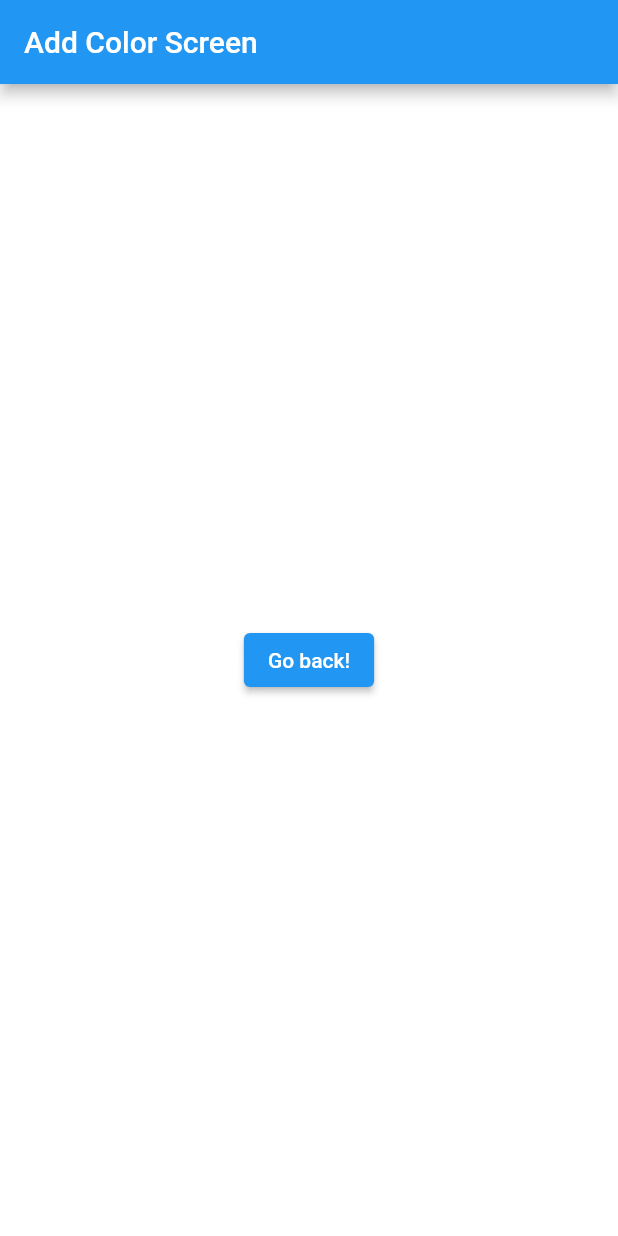
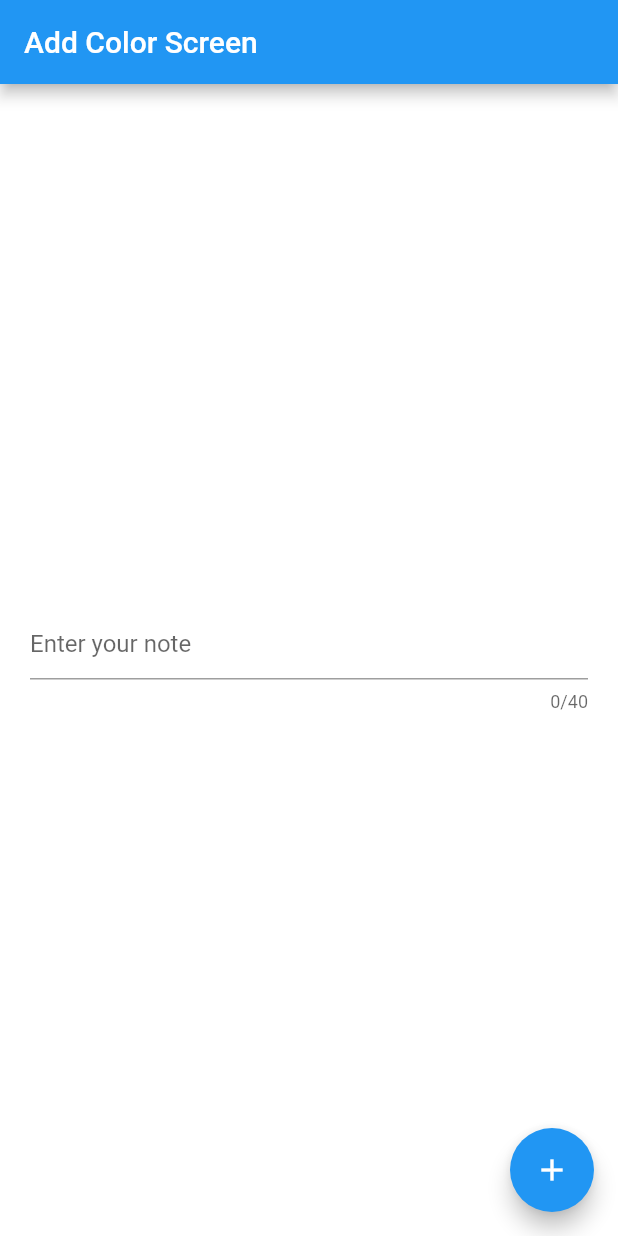
Before and after one commit to yplog/kutimo, a Flutter app: the screen it shows after launch, on a phone screen of 412 x 824 dp. Run offline on Flutter 3.47's test engine with Material 2 defaults, Android fonts, the phone set to English and light mode, and no system bars; our stand-ins replace hive, hive_flutter; accounts and stored records are empty.

Commit message:
add_color_screen textfield

```diff
--- a/lib/screens/add_color_screen.dart
+++ b/lib/screens/add_color_screen.dart
@@ -1,7 +1,14 @@
 import 'package:flutter/material.dart';
 
-class AddColorScreen extends StatelessWidget {
+class AddColorScreen extends StatefulWidget {
   const AddColorScreen({Key? key}) : super(key: key);
+
+  @override
+  State<AddColorScreen> createState() => _AddColorScreenState();
+}
+
+class _AddColorScreenState extends State<AddColorScreen> {
+  TextEditingController noteController = TextEditingController();
 
   @override
   Widget build(BuildContext context) {
@@ -10,13 +17,23 @@ class AddColorScreen extends StatelessWidget {
         title: const Text('Add Color Screen'),
       ),
       backgroundColor: const Color(0xffffffff),
-      body: Center(
-        child: ElevatedButton(
-          onPressed: () {
-            debugPrint('ihihi');
-          },
-          child: const Text('Go back!'),
+      body: Container(margin: const EdgeInsets.all(20), child: Center(
+        child: TextField(
+          textAlign: TextAlign.start,
+          maxLength: 40,
+          controller: noteController,
+          decoration: const InputDecoration(
+              hintText: 'Enter your note',
+          ),
         ),
+      ),),
+      floatingActionButton: FloatingActionButton(
+        onPressed: () {
+          print(noteController.text);
+        },
+        tooltip: 'Add new color',
+        splashColor: Colors.deepPurple,
+        child: const Icon(Icons.add),
       ),
     );
   }
```
